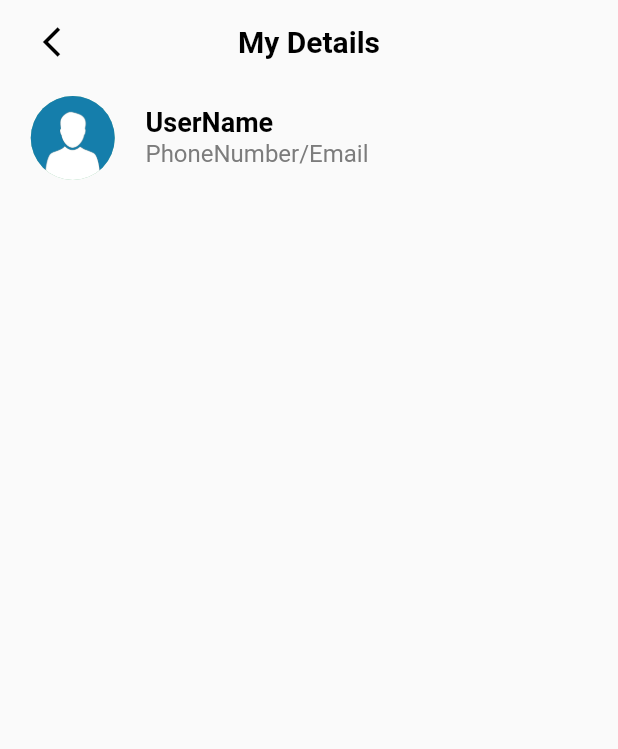
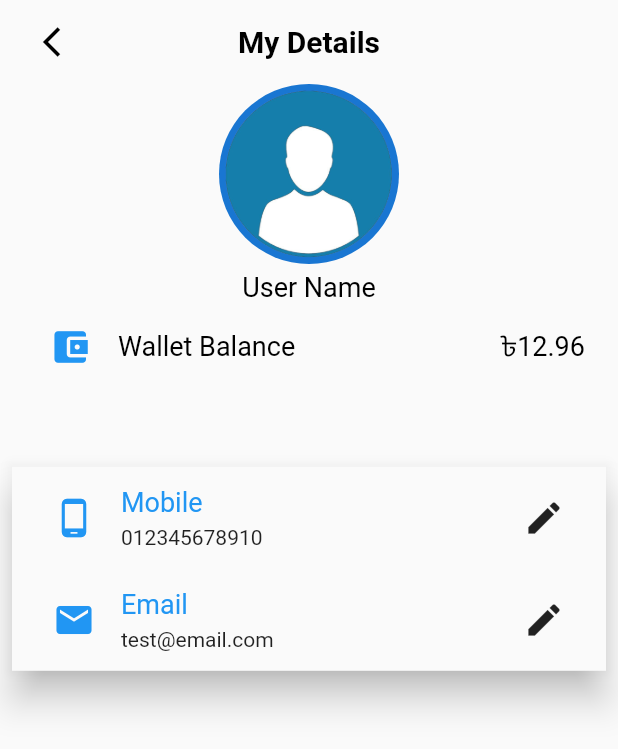
Before and after one commit to sartajmahmud/ecommerce_seller_salesman_abl, a Flutter app: the UserDetailsScreen screen opened by its route, on a phone screen of 412 x 824 dp. Shown: the top 749 px of the screen. Run offline on Flutter 3.47's test engine with Material 2 defaults, Android fonts, the phone set to English and light mode, and no system bars; our stand-ins replace firebase_core, firebase_messaging, flutter_svg, fluttertoast, mvc_pattern, shared_preferences; missing offline and left inert: global_configuration, searchable_dropdown; accounts and stored records are empty.

Commit message:
Added dropdown in requisition screen and completed user details

```diff
--- a/lib/controllers/SplashScreenController.dart
+++ b/lib/controllers/SplashScreenController.dart
@@ -23,12 +23,6 @@ class SplashScreenController extends ControllerMVC{
       print(value);
       Navigator.pushReplacementNamed(context, '/login');
     });
-    // firebaseMessaging.getToken().then((String _deviceToken) {
-    //   //user.deviceToken = _deviceToken;
-    //   print("DT: "+_deviceToken);
-    // }).catchError((e) {
-    //   print('Notification not configured');
-    // });
   }
 
   void configureFirebase(FirebaseMessaging _firebaseMessaging) {
--- a/lib/screens/SellerScreens/UserDetailsScreen.dart
+++ b/lib/screens/SellerScreens/UserDetailsScreen.dart
@@ -44,21 +44,136 @@ class _UserDetailsScreenState extends State<UserDetailsScreen> {
       body: Container(
         child: Column(
           children: [
-            ListTile(
-              leading:
-              SizedBox(width: 65, height: 65, child: getImageHeader()),
-              title: AppText(
-                text: "UserName",
-                fontSize: 18,
-                fontWeight: FontWeight.bold,
+            // ListTile(
+            //   leading:
+            //   SizedBox(width: 65, height: 65, child: getImageHeader()),
+            //   title: AppText(
+            //     text: "UserName",
+            //     fontSize: 18,
+            //     fontWeight: FontWeight.bold,
+            //   ),
+            //   subtitle: AppText(
+            //     text: "PhoneNumber/Email",
+            //     color: Color(0xff7C7C7C),
+            //     fontWeight: FontWeight.normal,
+            //     fontSize: 16,
+            //   ),
+            // ),
+            Container(
+              width: MediaQuery.of(context).size.width,
+              height: MediaQuery.of(context).size.height*.3,
+              decoration: BoxDecoration(
+                //color: Colors.grey
               ),
-              subtitle: AppText(
-                text: "PhoneNumber/Email",
-                color: Color(0xff7C7C7C),
-                fontWeight: FontWeight.normal,
-                fontSize: 16,
+              child: Column(
+                crossAxisAlignment: CrossAxisAlignment.center,
+                children: [
+                  CircleAvatar(
+                    child: Image.asset('assets/images/user_profile.png'),
+                    radius: 60,
+                  ),
+                  Padding(
+                    padding: const EdgeInsets.fromLTRB(0,5,0,0),
+                    child: AppText(text: 'User Name',),
+                  ),
+                  Padding(
+                    padding: const EdgeInsets.all(15.0),
+                    child: Row(
+                      mainAxisAlignment: MainAxisAlignment.spaceBetween,
+                      crossAxisAlignment: CrossAxisAlignment.center,
+                      children: [
+                        Expanded(
+                          flex:1,
+                          child: Icon(Icons.account_balance_wallet,
+                          color: Colors.blue,size: 28,),
+                        ),
+                        Expanded(
+                          flex: 4,
+                          child: Text('Wallet Balance',
+                            style: TextStyle(
+                                color: Colors.black,
+                                fontSize: 18
+                            ),
+                          ),
+                        ),
+                        Expanded(
+                          flex: 1,
+                          child: Text('\৳12.96',
+                            style: TextStyle(
+                                color: Colors.black,
+                                fontSize: 18
+                            ),),
+                        )
+                      ],
+                    ),
+                  )
+                ],
               ),
             ),
+            Padding(
+              padding: const EdgeInsets.all(8.0),
+              child: Material(
+                elevation: 10,
+                child: Container(
+                  child: Column(
+                    children: [
+                      Padding(
+                        padding: const EdgeInsets.all(10.0),
+                        child: Row(
+                          mainAxisAlignment: MainAxisAlignment.spaceBetween,
+                          children: [
+                            Expanded(flex:1,child: Icon(Icons.phone_android,
+                              color: Colors.blue,size: 28,)),
+                            Expanded(
+                              flex: 4,
+                              child: Column(
+                                crossAxisAlignment: CrossAxisAlignment.start,
+                                children: [
+                                  Text('Mobile',
+                                    style: TextStyle(
+                                        color: Colors.blue,
+                                        fontSize: 18
+                                    ),),
+                                  SizedBox(height: 5,),
+                                  Text('012345678910'),
+                                ],
+                              ),
+                            ),
+                            Expanded(flex:1,child: IconButton(icon: Icon(Icons.edit,size: 28,), onPressed: (){})),
+                          ],
+                        ),
+                      ),
+                      Padding(
+                        padding: const EdgeInsets.all(10.0),
+                        child: Row(
+                          mainAxisAlignment: MainAxisAlignment.spaceBetween,
+                          children: [
+                            Expanded(flex:1,child: Icon(Icons.email,
+                              color: Colors.blue,size: 28,)),
+                            Expanded(
+                              flex: 4,
+                              child: Column(
+                                crossAxisAlignment: CrossAxisAlignment.start,
+                                children: [
+                                  Text('Email',
+                                    style: TextStyle(
+                                        color: Colors.blue,
+                                        fontSize: 18
+                                    ),),
+                                  SizedBox(height: 5,),
+                                  Text('test@email.com'),
+                                ],
+                              ),
+                            ),
+                            Expanded(flex:1,child: IconButton(icon: Icon(Icons.edit,size: 28,), onPressed: (){})),
+                          ],
+                        ),
+                      ),
+                    ],
+                  ),
+                ),
+              ),
+            )
           ],
         ),
       ),
--- a/pubspec.yaml
+++ b/pubspec.yaml
@@ -36,6 +36,8 @@ dependencies:
   firebase_messaging: 7.0.3
   fluttertoast: 4.0.1
   flutter_svg: 0.18.0
+  dropdown_search: 0.4.9
+  searchable_dropdown: ^1.1.3
 
 dev_dependencies:
   flutter_test:
```
Also changed, not shown: lib/screens/SellerScreens/ProductRequisitionScreen.dart (+27 -32 lines), pubspec.lock.
